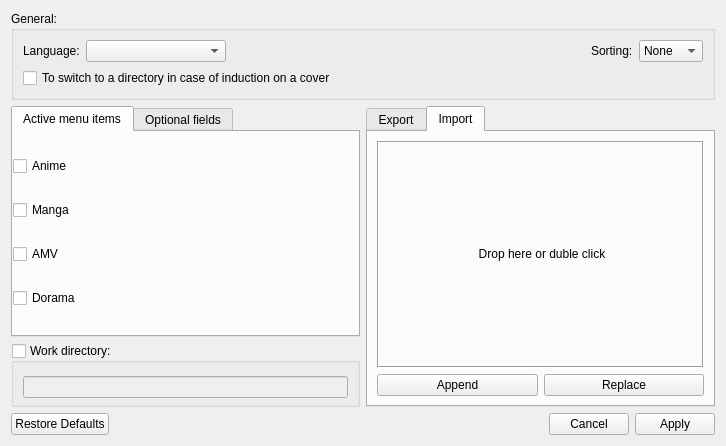
Qt form formsettings.ui (LibertaSoft/DatabaseAnime) before a commit.
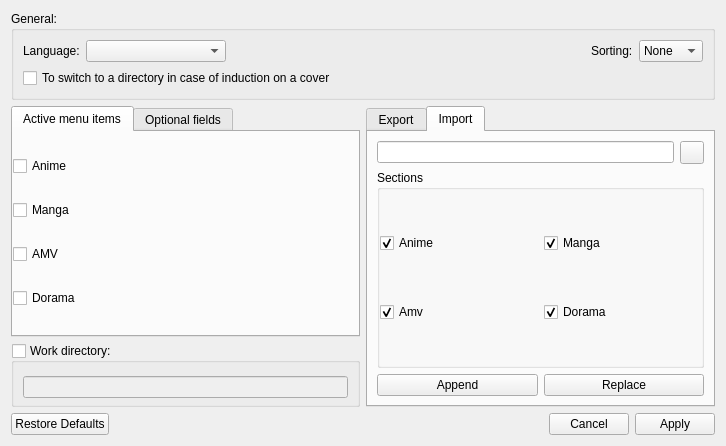
The same form after that commit. The open tabs and pages were chosen to show the change. Icons and pictures are not drawn.

The edit to the form file:
```diff
--- a/formsettings.ui
+++ b/formsettings.ui
@@ -555,25 +555,91 @@
         </attribute>
         <layout class="QVBoxLayout" name="verticalLayout">
          <item>
-          <widget class="QLabel" name="Lbl_ImDropArea">
+          <layout class="QHBoxLayout" name="horizontalLayout_3">
+           <property name="topMargin">
+            <number>0</number>
+           </property>
+           <item>
+            <widget class="QLineEdit" name="LineEdit_ImFile"/>
+           </item>
+           <item>
+            <widget class="QToolButton" name="TBtn_ImFile">
+             <property name="text">
+              <string/>
+             </property>
+             <property name="icon">
+              <iconset resource="resource.qrc">
+               <normaloff>:/images/folder.png</normaloff>:/images/folder.png</iconset>
+             </property>
+            </widget>
+           </item>
+          </layout>
+         </item>
+         <item>
+          <widget class="QGroupBox" name="GBox_ImSections">
            <property name="sizePolicy">
             <sizepolicy hsizetype="Preferred" vsizetype="Expanding">
              <horstretch>0</horstretch>
              <verstretch>0</verstretch>
             </sizepolicy>
            </property>
-           <property name="frameShape">
-            <enum>QFrame::Box</enum>
+           <property name="title">
+            <string>Sections</string>
            </property>
-           <property name="frameShadow">
-            <enum>QFrame::Sunken</enum>
-           </property>
-           <property name="text">
-            <string>&lt;html&gt;&lt;head/&gt;&lt;body&gt;&lt;p align=&quot;center&quot;&gt;Drop here or duble click&lt;/p&gt;&lt;/body&gt;&lt;/html&gt;</string>
-           </property>
-           <property name="wordWrap">
-            <bool>true</bool>
-           </property>
+           <layout class="QGridLayout" name="gridLayout_5">
+            <property name="leftMargin">
+             <number>0</number>
+            </property>
+            <property name="topMargin">
+             <number>0</number>
+            </property>
+            <property name="rightMargin">
+             <number>0</number>
+            </property>
+            <property name="bottomMargin">
+             <number>0</number>
+            </property>
+            <item row="0" column="0">
+             <widget class="QCheckBox" name="CBox_ImAnime">
+              <property name="text">
+               <string>Anime</string>
+              </property>
+              <property name="checked">
+               <bool>true</bool>
+              </property>
+             </widget>
+            </item>
+            <item row="0" column="1">
+             <widget class="QCheckBox" name="CBox_ImManga">
+              <property name="text">
+               <string>Manga</string>
+              </property>
+              <property name="checked">
+               <bool>true</bool>
+              </property>
+             </widget>
+            </item>
+            <item row="1" column="0">
+             <widget class="QCheckBox" name="CBox_ImAmv">
+              <property name="text">
+               <string>Amv</string>
+              </property>
+              <property name="checked">
+               <bool>true</bool>
+              </property>
+             </widget>
+            </item>
+            <item row="1" column="1">
+             <widget class="QCheckBox" name="CBox_ImDorama">
+              <property name="text">
+               <string>Dorama</string>
+              </property>
+              <property name="checked">
+               <bool>true</bool>
+              </property>
+             </widget>
+            </item>
+           </layout>
           </widget>
          </item>
          <item>
```
Left out of the diff: 4 changed lines with no effect on the pictures.
